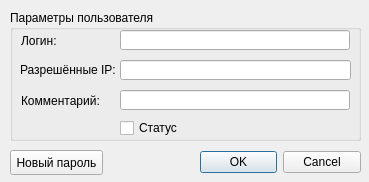
Old version of the form mdi/forms/systemuser_edit.ui in the repository brat002/ExpertBilling.
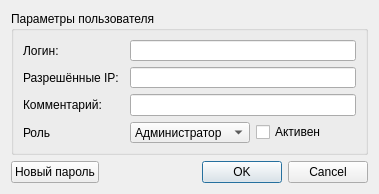
New version of the form.

```diff
--- a/mdi/forms/systemuser_edit.ui
+++ b/mdi/forms/systemuser_edit.ui
@@ -1,147 +1,141 @@
 <ui version="4.0" >
  <class>Dialog</class>
- <widget class="QDialog" name="Dialog" >
-  <property name="geometry" >
+ <widget class="QDialog" name="Dialog">
+  <property name="geometry">
    <rect>
     <x>0</x>
     <y>0</y>
-    <width>369</width>
-    <height>182</height>
+    <width>379</width>
+    <height>194</height>
    </rect>
   </property>
   <property name="windowTitle" >
    <string>Редактирование пользователя</string>
   </property>
-  <widget class="QDialogButtonBox" name="buttonBox" >
-   <property name="geometry" >
-    <rect>
-     <x>200</x>
-     <y>150</y>
-     <width>161</width>
-     <height>25</height>
-    </rect>
-   </property>
-   <property name="orientation" >
-    <enum>Qt::Horizontal</enum>
-   </property>
-   <property name="standardButtons" >
-    <set>QDialogButtonBox::Cancel|QDialogButtonBox::NoButton|QDialogButtonBox::Ok</set>
-   </property>
-   <property name="centerButtons" >
-    <bool>false</bool>
-   </property>
-  </widget>
-  <widget class="QPushButton" name="password_pushButton" >
-   <property name="geometry" >
-    <rect>
-     <x>10</x>
-     <y>150</y>
-     <width>93</width>
-     <height>25</height>
-    </rect>
-   </property>
-   <property name="text" >
-    <string>Новый пароль</string>
-   </property>
-   <property name="flat" >
-    <bool>false</bool>
-   </property>
-  </widget>
-  <widget class="QGroupBox" name="groupBox" >
-   <property name="geometry" >
-    <rect>
-     <x>10</x>
-     <y>10</y>
-     <width>351</width>
-     <height>131</height>
-    </rect>
-   </property>
-   <property name="title" >
-    <string>Параметры пользователя</string>
-   </property>
-   <widget class="QLineEdit" name="hosts_lineEdit" >
-    <property name="geometry" >
-     <rect>
-      <x>110</x>
-      <y>50</y>
-      <width>231</width>
-      <height>20</height>
-     </rect>
-    </property>
-   </widget>
-   <widget class="QLineEdit" name="username_edit" >
-    <property name="geometry" >
-     <rect>
-      <x>110</x>
-      <y>20</y>
-      <width>230</width>
-      <height>20</height>
-     </rect>
-    </property>
-   </widget>
-   <widget class="QLabel" name="label" >
-    <property name="geometry" >
-     <rect>
-      <x>10</x>
-      <y>50</y>
-      <width>101</width>
-      <height>20</height>
-     </rect>
-    </property>
-    <property name="text" >
-     <string>Разрешённые IP:</string>
-    </property>
-   </widget>
-   <widget class="QLabel" name="username_label" >
-    <property name="geometry" >
-     <rect>
-      <x>11</x>
-      <y>20</y>
-      <width>97</width>
-      <height>21</height>
-     </rect>
-    </property>
-    <property name="text" >
-     <string>Логин:</string>
-    </property>
-   </widget>
-   <widget class="QLabel" name="comment_label" >
-    <property name="geometry" >
-     <rect>
-      <x>11</x>
-      <y>80</y>
-      <width>93</width>
-      <height>21</height>
-     </rect>
-    </property>
-    <property name="text" >
-     <string>Комментарий:</string>
-    </property>
-   </widget>
-   <widget class="QLineEdit" name="comment_edit" >
-    <property name="geometry" >
-     <rect>
-      <x>110</x>
-      <y>80</y>
-      <width>230</width>
-      <height>20</height>
-     </rect>
-    </property>
-   </widget>
-   <widget class="QCheckBox" name="status_checkBox" >
-    <property name="geometry" >
-     <rect>
-      <x>110</x>
-      <y>110</y>
-      <width>131</width>
-      <height>16</height>
-     </rect>
-    </property>
-    <property name="text" >
-     <string>Статус</string>
-    </property>
-   </widget>
-  </widget>
+  <layout class="QGridLayout" name="gridLayout">
+   <item row="0" column="0" colspan="2">
+    <widget class="QGroupBox" name="groupBox">
+     <property name="title">
+      <string>Параметры пользователя</string>
+     </property>
+     <layout class="QGridLayout" name="gridLayout_2">
+      <item row="0" column="0">
+       <widget class="QLabel" name="username_label">
+        <property name="text">
+         <string>Логин:</string>
+        </property>
+       </widget>
+      </item>
+      <item row="0" column="1" colspan="2">
+       <widget class="QLineEdit" name="username_edit">
+        <property name="minimumSize">
+         <size>
+          <width>0</width>
+          <height>21</height>
+         </size>
+        </property>
+       </widget>
+      </item>
+      <item row="1" column="0">
+       <widget class="QLabel" name="label">
+        <property name="text">
+         <string>Разрешённые IP:</string>
+        </property>
+       </widget>
+      </item>
+      <item row="1" column="1" colspan="2">
+       <widget class="QLineEdit" name="hosts_lineEdit">
+        <property name="minimumSize">
+         <size>
+          <width>0</width>
+          <height>21</height>
+         </size>
+        </property>
+       </widget>
+      </item>
+      <item row="2" column="0">
+       <widget class="QLabel" name="comment_label">
+        <property name="text">
+         <string>Комментарий:</string>
+        </property>
+       </widget>
+      </item>
+      <item row="2" column="1" colspan="2">
+       <widget class="QLineEdit" name="comment_edit">
+        <property name="minimumSize">
+         <size>
+          <width>0</width>
+          <height>21</height>
+         </size>
+        </property>
+       </widget>
+      </item>
+      <item row="3" column="0">
+       <widget class="QLabel" name="label_role">
+        <property name="text">
+         <string>Роль</string>
+        </property>
+       </widget>
+      </item>
+      <item row="3" column="1">
+       <widget class="QComboBox" name="comboBox_role">
+        <property name="minimumSize">
+         <size>
+          <width>0</width>
+          <height>21</height>
+         </size>
+        </property>
+        <item>
+         <property name="text">
+          <string>Администратор</string>
+         </property>
+        </item>
+        <item>
+         <property name="text">
+          <string>Кассир</string>
+         </property>
+        </item>
+        <item>
+         <property name="text">
+          <string>Веб-кабинет</string>
+         </property>
+        </item>
+       </widget>
+      </item>
+      <item row="3" column="2">
+       <widget class="QCheckBox" name="status_checkBox">
+        <property name="text">
+         <string>Активен</string>
+        </property>
+       </widget>
+      </item>
+     </layout>
+    </widget>
+   </item>
+   <item row="1" column="0">
+    <widget class="QPushButton" name="password_pushButton">
+     <property name="text">
+      <string>Новый пароль</string>
+     </property>
+     <property name="flat">
+      <bool>false</bool>
+     </property>
+    </widget>
+   </item>
+   <item row="1" column="1">
+    <widget class="QDialogButtonBox" name="buttonBox">
+     <property name="orientation">
+      <enum>Qt::Horizontal</enum>
+     </property>
+     <property name="standardButtons">
+      <set>QDialogButtonBox::Cancel|QDialogButtonBox::Ok</set>
+     </property>
+     <property name="centerButtons">
+      <bool>false</bool>
+     </property>
+    </widget>
+   </item>
+  </layout>
  </widget>
  <resources/>
  <connections>
```
Left out of the diff: 13 changed lines with no effect on the pictures.
